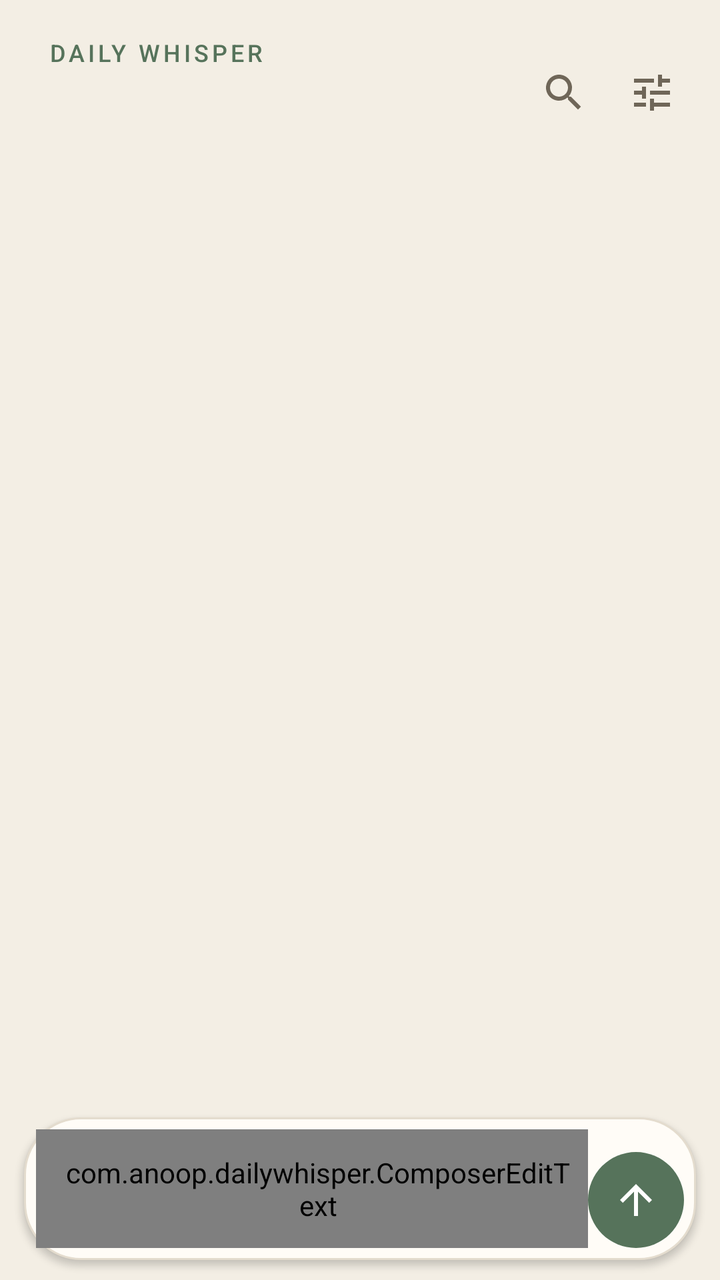
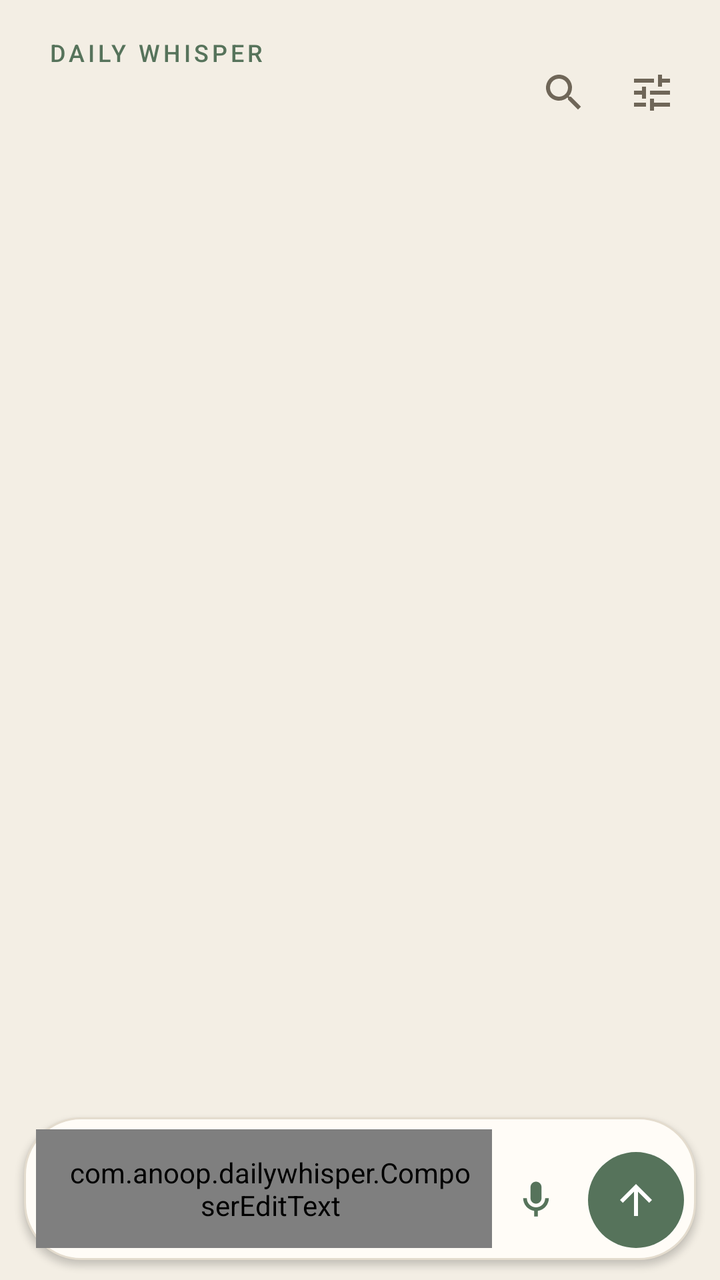

The first picture is an Android layout as it rendered before a commit; the second is the same layout after the commit. The layout source and the unified diff follow.
<!-- AndroidManifest.xml: application theme Theme.DailyWhisper -->
<!-- res/layout/activity_main.xml -->
<?xml version="1.0" encoding="utf-8"?>
<LinearLayout xmlns:android="http://schemas.android.com/apk/res/android"
    android:id="@+id/root" android:layout_width="match_parent" android:layout_height="match_parent"
    android:orientation="vertical" android:background="@color/bg">

    <LinearLayout android:layout_width="match_parent" android:layout_height="wrap_content"
        android:orientation="horizontal" android:gravity="center_vertical"
        android:paddingStart="24dp" android:paddingEnd="12dp" android:paddingTop="18dp" android:paddingBottom="8dp">
        <LinearLayout android:layout_width="0dp" android:layout_weight="1" android:layout_height="wrap_content" android:orientation="vertical">
            <TextView android:layout_width="wrap_content" android:layout_height="wrap_content"
                android:text="@string/app_name" android:textSize="12sp" android:textAllCaps="true"
                android:letterSpacing="0.14" android:fontFamily="sans-serif-medium" android:textColor="@color/accent" />
            <TextView android:id="@+id/subtitle" android:layout_width="wrap_content" android:layout_height="wrap_content"
                android:layout_marginTop="4dp" android:textSize="28sp" android:fontFamily="serif"
                android:textColor="@color/text" android:letterSpacing="-0.01" />
        </LinearLayout>
        <ImageButton android:id="@+id/btn_search" android:layout_width="44dp" android:layout_height="44dp"
            android:src="@drawable/ic_search" android:background="@drawable/bg_icon_btn" android:contentDescription="@string/search" />
        <ImageButton android:id="@+id/btn_settings" android:layout_width="44dp" android:layout_height="44dp"
            android:src="@drawable/ic_tune" android:background="@drawable/bg_icon_btn" android:contentDescription="@string/settings" />
    </LinearLayout>

    <EditText android:id="@+id/search" android:layout_width="match_parent" android:layout_height="wrap_content"
        android:layout_marginStart="16dp" android:layout_marginEnd="16dp" android:layout_marginBottom="4dp"
        android:background="@drawable/bg_search" android:paddingStart="16dp" android:paddingEnd="16dp"
        android:paddingTop="11dp" android:paddingBottom="11dp" android:hint="@string/search_hint"
        android:inputType="text" android:imeOptions="actionSearch" android:textSize="16sp"
        android:textColor="@color/text" android:visibility="gone" android:importantForAutofill="no" />

    <FrameLayout android:layout_width="match_parent" android:layout_height="0dp" android:layout_weight="1">
        
        <ScrollView android:id="@+id/scroll" android:layout_width="match_parent" android:layout_height="match_parent"
            android:fillViewport="false" android:clipToPadding="false" android:overScrollMode="ifContentScrolls"
            android:scrollbarStyle="outsideOverlay">
            <LinearLayout android:id="@+id/notes" android:layout_width="match_parent" android:layout_height="wrap_content"
                android:orientation="vertical" android:paddingStart="16dp" android:paddingEnd="16dp" android:paddingBottom="16dp" />
        </ScrollView>
        <TextView android:id="@+id/empty" android:layout_width="match_parent" android:layout_height="wrap_content"
            android:layout_gravity="center" android:gravity="center" android:padding="40dp" android:text="@string/empty"
            android:textSize="19sp" android:lineSpacingMultiplier="1.4" android:fontFamily="serif"
            android:textStyle="italic" android:textColor="@color/text2" android:visibility="gone" />
        <LinearLayout android:id="@+id/undo_bar" android:layout_width="match_parent" android:layout_height="wrap_content"
            android:layout_gravity="bottom" android:layout_margin="12dp" android:background="@drawable/bg_toast"
            android:orientation="horizontal" android:gravity="center_vertical" android:paddingStart="18dp"
            android:paddingEnd="6dp" android:elevation="6dp" android:visibility="gone">
            <TextView android:id="@+id/undo_text" android:layout_width="0dp" android:layout_weight="1" android:layout_height="wrap_content"
                android:text="@string/deleted" android:textColor="@color/toast_text" android:textSize="15sp" />
            <Button android:id="@+id/undo_btn" android:layout_width="wrap_content" android:layout_height="48dp"
                android:text="@string/undo" android:textAllCaps="false" android:textSize="15sp"
                android:fontFamily="sans-serif-medium" android:textColor="@color/toast_action"
                android:background="@drawable/bg_icon_btn" android:paddingStart="16dp" android:paddingEnd="16dp" />
        </LinearLayout>
    </FrameLayout>

    
    <LinearLayout android:layout_width="match_parent" android:layout_height="wrap_content"
        android:layout_marginStart="12dp" android:layout_marginEnd="12dp" android:layout_marginTop="4dp" android:layout_marginBottom="10dp"
        android:background="@drawable/bg_composer" android:elevation="2dp"
        android:orientation="horizontal" android:gravity="bottom" android:padding="6dp">
        <com.anoop.dailywhisper.ComposerEditText android:id="@+id/composer"
            android:layout_width="0dp" android:layout_weight="1" android:layout_height="wrap_content"
            android:minHeight="48dp" android:background="@null" android:paddingStart="14dp" android:paddingEnd="8dp"
            android:paddingTop="12dp" android:paddingBottom="12dp" android:gravity="center_vertical|start"
            android:hint="@string/composer_hint" android:textColor="@color/text" android:lineSpacingMultiplier="1.2"
            android:inputType="textMultiLine|textCapSentences|textAutoCorrect" android:maxLines="8"
            android:scrollbars="vertical" android:importantForAutofill="no" />
        <ImageButton android:id="@+id/send" android:layout_width="48dp" android:layout_height="48dp"
            android:src="@drawable/ic_send" android:background="@drawable/bg_send" android:contentDescription="@string/save" />
    </LinearLayout>
</LinearLayout>
<!-- resources referenced by this layout -->
<resources>
  <color name="accent">#56735B</color>
  <color name="bg">#F3EEE4</color>
  <color name="text">#1F1B16</color>
  <color name="text2">#6F6658</color>
  <color name="toast_action">#B9D3BC</color>
  <color name="toast_text">#F6F0E6</color>
  <!-- drawable bg_composer (drawable) -->
  <?xml version="1.0" encoding="utf-8"?>
  <shape xmlns:android="http://schemas.android.com/apk/res/android"><corners android:radius="28dp"/><solid android:color="@color/card"/><stroke android:width="1dp" android:color="@color/outline"/></shape>
  <!-- drawable bg_icon_btn (drawable) -->
  <?xml version="1.0" encoding="utf-8"?>
  <ripple xmlns:android="http://schemas.android.com/apk/res/android" android:color="@color/ripple" android:radius="22dp" />
  <!-- drawable bg_search (drawable) -->
  <?xml version="1.0" encoding="utf-8"?>
  <shape xmlns:android="http://schemas.android.com/apk/res/android"><corners android:radius="18dp"/><solid android:color="@color/card"/><stroke android:width="1dp" android:color="@color/outline"/></shape>
  <!-- drawable bg_send (drawable) -->
  <?xml version="1.0" encoding="utf-8"?>
  <ripple xmlns:android="http://schemas.android.com/apk/res/android" android:color="#33FFFFFF">
      <item><shape android:shape="oval"><solid android:color="@color/accent"/></shape></item>
  </ripple>
  <!-- drawable bg_toast (drawable) -->
  <?xml version="1.0" encoding="utf-8"?>
  <shape xmlns:android="http://schemas.android.com/apk/res/android"><corners android:radius="16dp"/><solid android:color="@color/toast_bg"/></shape>
  <!-- drawable ic_send (drawable) -->
  <?xml version="1.0" encoding="utf-8"?>
  <vector xmlns:android="http://schemas.android.com/apk/res/android" android:width="24dp" android:height="24dp" android:viewportWidth="24" android:viewportHeight="24" android:tint="@color/on_accent">
      <path android:fillColor="#FFFFFFFF" android:pathData="M4,12l1.41,1.41L11,7.83V20h2V7.83l5.58,5.59L20,12l-8,-8 -8,8z"/>
  </vector>
  <!-- drawable ic_tune (drawable) -->
  <?xml version="1.0" encoding="utf-8"?>
  <vector xmlns:android="http://schemas.android.com/apk/res/android" android:width="24dp" android:height="24dp" android:viewportWidth="24" android:viewportHeight="24" android:tint="@color/text2">
      <path android:fillColor="#FFFFFFFF" android:pathData="M3,17v2h6v-2H3zM3,5v2h10V5H3zM13,21v-2h8v-2h-8v-2h-2v6h2zM7,9v2H3v2h4v2h2V9H7zM21,13v-2H11v2h10zM15,9h2V7h4V5h-4V3h-2v6z"/>
  </vector>
  <string name="app_name">Daily Whisper</string>
  <string name="composer_hint">Whisper a thought…</string>
  <string name="deleted">Note deleted</string>
  <string name="empty">Nothing yet.\nWhisper a thought below.</string>
  <string name="save">Save note</string>
  <string name="search">Search</string>
  <string name="search_hint">Search notes</string>
  <string name="settings">Settings</string>
  <string name="undo">Undo</string>
  <color name="card">#FFFCF7</color>
  <color name="outline">#E4DCCE</color>
  <color name="ripple">#2256735B</color>
  <color name="toast_bg">#2A251F</color>
  <color name="on_accent">#FFFFFF</color>
  <color name="hint">#9E9483</color>
  <style name="DwDialog" parent="@android:style/Theme.Material.Light.Dialog.Alert">
          <item name="android:colorAccent">@color/accent</item>
          <item name="android:colorBackground">@color/card</item>
          <item name="android:textColorPrimary">@color/text</item>
      </style>
  <!-- unchanged entries left out for length: 2 -->
</resources>

<!-- the commit's change to res/layout/activity_main.xml (unified diff, before → after) -->
@@ -64,6 +64,9 @@
             android:hint="@string/composer_hint" android:textColor="@color/text" android:lineSpacingMultiplier="1.2"
             android:inputType="textMultiLine|textCapSentences|textAutoCorrect" android:maxLines="8"
             android:scrollbars="vertical" android:importantForAutofill="no" />
+        <ImageButton android:id="@+id/mic" android:layout_width="44dp" android:layout_height="48dp"
+            android:layout_marginEnd="4dp" android:src="@drawable/ic_mic" android:background="@drawable/bg_icon_btn"
+            android:contentDescription="@string/live_dictation" />
         <ImageButton android:id="@+id/send" android:layout_width="48dp" android:layout_height="48dp"
             android:src="@drawable/ic_send" android:background="@drawable/bg_send" android:contentDescription="@string/save" />
     </LinearLayout>
<!-- resource entries referenced after the edit -->
@@ -23,6 +23,11 @@
   <!-- drawable bg_toast (drawable) -->
   <?xml version="1.0" encoding="utf-8"?>
   <shape xmlns:android="http://schemas.android.com/apk/res/android"><corners android:radius="16dp"/><solid android:color="@color/toast_bg"/></shape>
+  <!-- drawable ic_mic (drawable) -->
+  <?xml version="1.0" encoding="utf-8"?>
+  <vector xmlns:android="http://schemas.android.com/apk/res/android" android:width="22dp" android:height="22dp" android:viewportWidth="24" android:viewportHeight="24" android:tint="@color/accent">
+      <path android:fillColor="#FFFFFFFF" android:pathData="M12,14c1.66,0 3,-1.34 3,-3V5c0,-1.66 -1.34,-3 -3,-3S9,3.34 9,5v6c0,1.66 1.34,3 3,3zM17,11c0,2.76 -2.24,5 -5,5s-5,-2.24 -5,-5H5c0,3.53 2.61,6.43 6,6.92V21h2v-3.08c3.39,-0.49 6,-3.39 6,-6.92h-2z"/>
+  </vector>
   <!-- drawable ic_send (drawable) -->
   <?xml version="1.0" encoding="utf-8"?>
   <vector xmlns:android="http://schemas.android.com/apk/res/android" android:width="24dp" android:height="24dp" android:viewportWidth="24" android:viewportHeight="24" android:tint="@color/on_accent">
@@ -37,6 +42,7 @@
   <string name="composer_hint">Whisper a thought…</string>
   <string name="deleted">Note deleted</string>
   <string name="empty">Nothing yet.\nWhisper a thought below.</string>
+  <string name="live_dictation">Live dictation</string>
   <string name="save">Save note</string>
   <string name="search">Search</string>
   <string name="search_hint">Search notes</string>
